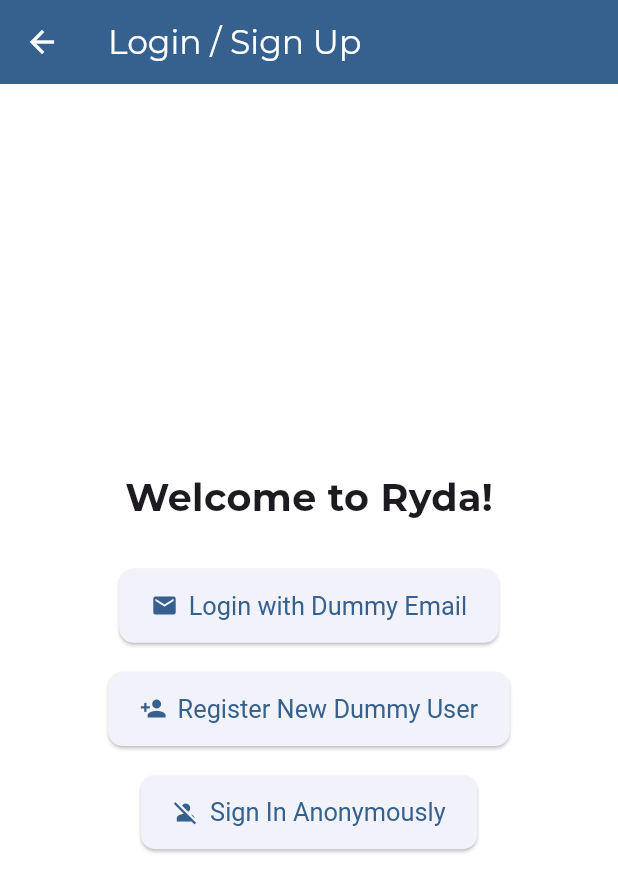
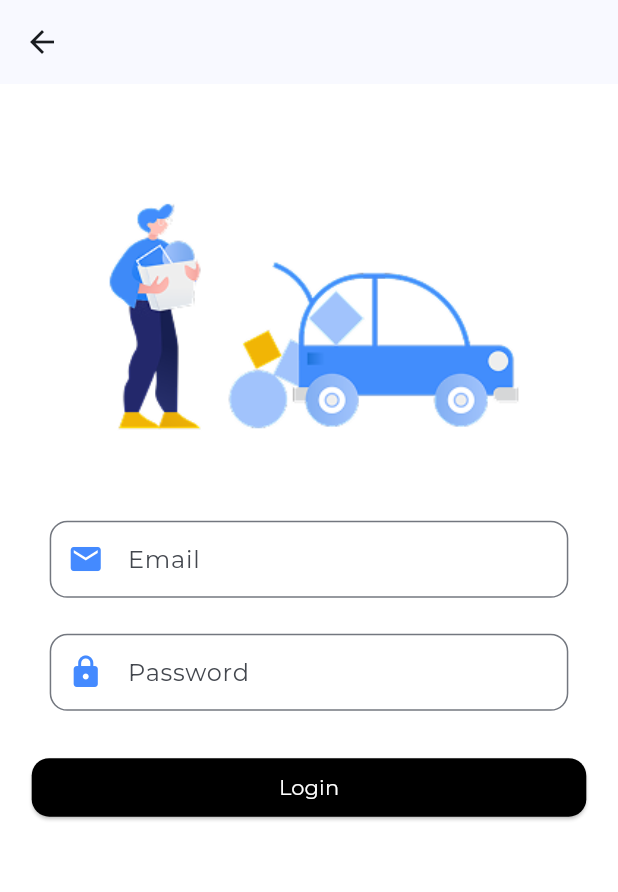
Before and after one commit to Galadima3/ryda, a Flutter app: the LoginView screen opened directly, on a phone screen of 412 x 824 dp. Shown: the top 892 px of the screen. Run offline on Flutter 3.47's test engine with Material 3 defaults, Android fonts, the light colour scheme and no system bars; our stand-ins replace firebase_auth, firebase_core, flutter_native_splash, flutter_riverpod, flutter_screenutil, shared_preferences and 1 more; accounts and stored records are empty; generated files the repository leaves out were written again.

Commit message:
5th commit
Auth Basic Functionality - 100%

```diff
--- /dev/null
+++ b/lib/app.dart
@@ -0,0 +1,62 @@
+import 'package:firebase_auth/firebase_auth.dart';
+import 'package:flutter/material.dart';
+import 'package:flutter_screenutil/flutter_screenutil.dart';
+
+import 'package:ryda/main.dart';
+import 'package:ryda/src/auth/views/screens/login_view.dart';
+import 'package:ryda/src/onboarding/views/onboarding_screen.dart';
+
+class App extends StatefulWidget {
+  final bool hasSeenOnboarding;
+  const App({super.key, required this.hasSeenOnboarding});
+
+  @override
+  State<App> createState() => _AppState();
+}
+
+class _AppState extends State<App> {
+  late final Stream<User?> _authStream;
+
+  @override
+  void initState() {
+    super.initState();
+    _authStream = FirebaseAuth.instance.authStateChanges();
+  }
+
+  @override
+  Widget build(BuildContext context) {
+    return ScreenUtilInit(
+      designSize: const Size(390, 844),
+      minTextAdapt: false,
+      builder: (context, child) {
+        return MaterialApp(
+          title: 'Ryda App',
+          theme: ThemeData(
+            fontFamily: 'Montserrat',
+            colorScheme: ColorScheme.fromSeed(seedColor: Colors.blue),
+            scaffoldBackgroundColor: Colors.white,
+            useMaterial3: true,
+          ),
+          debugShowCheckedModeBanner: false,
+          home:
+              widget.hasSeenOnboarding
+                  ? StreamBuilder<User?>(
+                    stream: _authStream,
+                    builder: (context, snapshot) {
+                      if (snapshot.connectionState == ConnectionState.waiting) {
+                        return const Scaffold(
+                          body: Center(child: CircularProgressIndicator()),
+                        );
+                      } else if (snapshot.hasData) {
+                        return const HomeScreen(title: "Home");
+                      } else {
+                        return LoginView();
+                      }
+                    },
+                  )
+                  : OnboardingScreen(),
+        );
+      },
+    );
+  }
+}
--- a/lib/src/auth/views/login_view.dart
+++ /dev/null
@@ -1,149 +0,0 @@
-// ignore_for_file: use_build_context_synchronously
-
-import 'package:firebase_auth/firebase_auth.dart';
-import 'package:flutter/material.dart';
-import 'package:flutter_riverpod/flutter_riverpod.dart';
-import 'package:flutter_screenutil/flutter_screenutil.dart';
-import 'package:ryda/src/auth/service/firebase_auth_service.dart';
-import 'package:ryda/src/auth/views/custom_snackbar_widget.dart';
-
-class LoginView extends ConsumerWidget {
-  const LoginView({super.key});
-
-  @override
-  Widget build(BuildContext context, WidgetRef ref) {
-
-
-    void loginWithDummy() async {
-      try {
-        await FirebaseAuthService(
-          firebaseAuth: FirebaseAuth.instance,
-        ).login(email: 'test@example.com', password: 'password123');
-      } on FirebaseAuthException catch (e) {
-
-        CustomSnackBar.show(
-          context,
-          getFirebaseAuthErrorMessage(e),
-          isError: true,
-        );
-      } catch (e) {
-        CustomSnackBar.show(
-          context,
-          'An unexpected error occurred: $e',
-          isError: true,
-        );
-      }
-    }
-
-    void dummyRegistration() async {
-      try {
-        await FirebaseAuthService(
-          firebaseAuth: FirebaseAuth.instance,
-        ).register(email: 'newuser@example.com', password: 'newpassword123');
-      } on FirebaseAuthException catch (e) {
-        CustomSnackBar.show(
-          context,
-          getFirebaseAuthErrorMessage(e),
-          isError: true,
-        );
-      } catch (e) {
-        CustomSnackBar.show(
-          context,
-          'An unexpected error occurred: $e',
-          isError: true,
-        );
-      }
-    }
-
-    return Scaffold(
-      appBar: AppBar(
-        title: const Text('Login / Sign Up'),
-        backgroundColor: Theme.of(context).colorScheme.primary,
-        foregroundColor: Colors.white,
-      ),
-      body: Center(
-        child: Padding(
-          padding: EdgeInsets.all(16.w),
-          child: Column(
-            mainAxisAlignment: MainAxisAlignment.center,
-            children: [
-              Text(
-                'Welcome to Ryda!',
-                style: TextStyle(fontSize: 24.sp, fontWeight: FontWeight.bold),
-              ),
-              SizedBox(height: 30.h),
-              // Dummy Email/Password Login Button
-              ElevatedButton.icon(
-                onPressed: () => loginWithDummy(),
-
-                icon: const Icon(Icons.email),
-                label: const Text('Login with Dummy Email'),
-                style: ElevatedButton.styleFrom(
-                  padding: EdgeInsets.symmetric(
-                    horizontal: 20.w,
-                    vertical: 15.h,
-                  ),
-                  textStyle: TextStyle(fontSize: 16.sp),
-                  shape: RoundedRectangleBorder(
-                    borderRadius: BorderRadius.circular(10.r),
-                  ),
-                ),
-              ),
-              SizedBox(height: 20.h),
-              // Dummy Registration Button
-              ElevatedButton.icon(
-                onPressed: () => dummyRegistration(),
-                icon: const Icon(Icons.person_add),
-                label: const Text('Register New Dummy User'),
-                style: ElevatedButton.styleFrom(
-                  padding: EdgeInsets.symmetric(
-                    horizontal: 20.w,
-                    vertical: 15.h,
-                  ),
-                  textStyle: TextStyle(fontSize: 16.sp),
-                  shape: RoundedRectangleBorder(
-                    borderRadius: BorderRadius.circular(10.r),
-                  ),
-                ),
-              ),
-              SizedBox(height: 20.h),
-              // Anonymous Sign-In Button
-              ElevatedButton.icon(
-                onPressed: () async {
-                  try {
-                    await FirebaseAuth.instance.signInAnonymously();
-                    //showSnackBar('Signed in anonymously!');
-                  } on FirebaseAuthException catch (e) {
-                    CustomSnackBar.show(
-                      context,
-                      getFirebaseAuthErrorMessage(e),
-                      isError: true,
-                    );
-                  } catch (e) {
-                    CustomSnackBar.show(
-                      context,
-                      'Error signing in anonymously: $e',
-                      isError: true,
-                    );
-                  }
-                },
-                icon: const Icon(Icons.person_off),
-                label: const Text('Sign In Anonymously'),
-                style: ElevatedButton.styleFrom(
-                  padding: EdgeInsets.symmetric(
-                    horizontal: 20.w,
-                    vertical: 15.h,
-                  ),
-                  textStyle: TextStyle(fontSize: 16.sp),
-                  shape: RoundedRectangleBorder(
-                    borderRadius: BorderRadius.circular(10.r),
-                  ),
-                ),
-              ),
-            ],
-          ),
-        ),
-      ),
-    );
-  }
-}
--- /dev/null
+++ b/lib/src/auth/views/screens/login_view.dart
@@ -0,0 +1,158 @@
+// ignore_for_file: use_build_context_synchronously
+
+import 'package:firebase_auth/firebase_auth.dart';
+import 'package:flutter/material.dart';
+import 'package:flutter_riverpod/flutter_riverpod.dart';
+import 'package:flutter_screenutil/flutter_screenutil.dart';
+import 'package:ryda/src/auth/service/firebase_auth_service.dart';
+import 'package:ryda/src/auth/views/widgets/custom_snackbar_widget.dart';
+import 'package:ryda/src/auth/views/widgets/custom_text_field.dart';
+import 'package:ryda/src/auth/views/widgets/form_validators.dart';
+
+/// --- Providers ---
+final loginEmailProvider = StateProvider<String>((ref) => '');
+final loginPasswordProvider = StateProvider<String>((ref) => '');
+
+final isLoginFormValidProvider = Provider<bool>((ref) {
+  final email = ref.watch(loginEmailProvider).trim();
+  final password = ref.watch(loginPasswordProvider).trim();
+  return email.isNotEmpty && password.isNotEmpty;
+});
+
+class LoginView extends ConsumerStatefulWidget {
+  const LoginView({super.key});
+
+  @override
+  ConsumerState<LoginView> createState() => _LoginViewState();
+}
+
+class _LoginViewState extends ConsumerState<LoginView> {
+  late final TextEditingController emailController;
+  late final TextEditingController passwordController;
+  final _formKey = GlobalKey<FormState>();
+
+  @override
+  void initState() {
+    super.initState();
+    emailController = TextEditingController();
+    passwordController = TextEditingController();
+  }
+
+  @override
+  void dispose() {
+    emailController.dispose();
+    passwordController.dispose();
+
+    super.dispose();
+  }
+
+  Future<void> login({required String email, required String password}) async {
+    try {
+      final authService = FirebaseAuthService(
+        firebaseAuth: FirebaseAuth.instance,
+      );
+      await authService.login(email: email, password: password);
+      // Navigate or show success
+    } on FirebaseAuthException catch (e) {
+      CustomSnackBar.show(
+        context,
+        getFirebaseAuthErrorMessage(e),
+        isError: true,
+      );
+    } catch (e) {
+      CustomSnackBar.show(
+        context,
+        'An unexpected error occurred. Please try again.',
+        isError: true,
+      );
+    }
+  }
+
+  @override
+  Widget build(BuildContext context) {
+    //final isFormValid = ref.watch(isLoginFormValidProvider);
+
+    return Scaffold(
+      appBar: AppBar(
+
+      ),
+      body: SingleChildScrollView(
+        padding: EdgeInsets.symmetric(horizontal: 20.w, vertical: 40.h),
+        child: Form(
+          key: _formKey,
+          child: Column(
+            children: [
+              Container(
+                height: 226.h,
+                width: 300.w,
+                decoration: BoxDecoration(
+                  image: const DecorationImage(
+                    image: AssetImage("assets/images/welcome.png"),
+                  ),
+                  borderRadius: BorderRadius.circular(12),
+                ),
+              ),
+              SizedBox(height: 20.h),
+
+              CustomTextField(
+                controller: emailController,
+                label: "Email",
+                icon: Icons.email,
+                keyboardType: TextInputType.emailAddress,
+                validator: FormValidators.validateEmail,
+                onChanged:
+                    (val) => ref.read(loginEmailProvider.notifier).state = val,
+              ),
+
+              CustomTextField(
+                controller: passwordController,
+                label: "Password",
+                icon: Icons.lock,
+                obscureText: true,
+                keyboardType: TextInputType.visiblePassword,
+                validator: FormValidators.validatePassword,
+                onChanged:
+                    (val) =>
+                        ref.read(loginPasswordProvider.notifier).state = val,
+              ),
+
+              SizedBox(height: 20.h),
+              SizedBox(
+                height: 40.h,
+                width: double.infinity,
+                child: ElevatedButton.icon(
+                  onPressed: () {
+                    ref.read(loginEmailProvider.notifier).state =
+                        emailController.text;
+                    ref.read(loginPasswordProvider.notifier).state =
+                        passwordController.text;
+
+                    if (_formKey.currentState?.validate() ?? false) {
+                      final email = ref.read(loginEmailProvider);
+                      final password = ref.read(loginPasswordProvider);
+                      login(email: email, password: password);
+                    }
+                  },
+
+                  label: const Text(
+                    "Login",
+                    style: TextStyle(color: Colors.white),
+                  ),
+                  style: ElevatedButton.styleFrom(
+                    backgroundColor: Colors.black,
+                    shape: RoundedRectangleBorder(
+                      borderRadius: BorderRadius.circular(12.r),
+                    ),
+                  ),
+                ),
+              ),
+
+              SizedBox(height: 20.h),
+
+            ],
+          ),
+        ),
+      ),
+    );
+  }
+}
--- a/lib/src/onboarding/views/intro_screen.dart
+++ b/lib/src/onboarding/views/intro_screen.dart
@@ -18,7 +18,6 @@ class IntroScreen extends StatelessWidget {
       mainAxisAlignment: MainAxisAlignment.center,
       children: [
         Spacer(flex: 1),
-
         Container(
           height: 250.h,
           width: 250.w,
--- a/lib/src/onboarding/views/onboarding_screen.dart
+++ b/lib/src/onboarding/views/onboarding_screen.dart
@@ -1,6 +1,6 @@
 import 'package:flutter/material.dart';
 import 'package:flutter_screenutil/flutter_screenutil.dart';
-import 'package:ryda/main.dart';
+import 'package:ryda/src/auth/views/screens/register_view.dart';
 import 'package:ryda/src/onboarding/views/intro_screen.dart';
 import 'package:ryda/src/onboarding/service/onboarding_service.dart';
 import 'package:smooth_page_indicator/smooth_page_indicator.dart';
@@ -104,7 +104,7 @@ class _OnboardingScreenState extends State<OnboardingScreen> {
                                   context,
                                   MaterialPageRoute(
                                     builder: (context) {
-                                      return HomeScreen(title: "Home");
+                                     return RegisterView();
                                     },
                                   ),
                                 );
```
Also changed, not shown: lib/main.dart (+2 -136 lines), lib/src/auth/service/firebase_auth_service.dart (+0 -48 lines), lib/src/auth/views/screens/register_view.dart (renamed from lib/src/auth/views/register_view.dart, +19 -21 lines), lib/src/auth/views/widgets/form_validators.dart (added, +22 -0 lines), pubspec.yaml (+8 -6 lines), assets/fonts/Montserrat-Bold.ttf (added), assets/fonts/Montserrat-Italic.ttf (added), assets/fonts/Montserrat-Regular.ttf (added), lib/src/auth/views/widgets/custom_snackbar_widget.dart (renamed from lib/src/auth/views/custom_snackbar_widget.dart), lib/src/auth/views/widgets/custom_text_field.dart (renamed from lib/src/auth/views/custom_text_field.dart), lib/src/map/home_view.dart (added).
